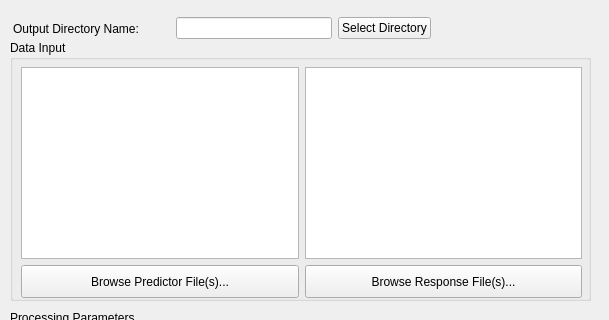
Above: neuro_mine/ui/mine_train.ui from matovic5/neuro_mine before the change; both pictures show x 0 to 609 and y 0 to 320 of the 609 by 727 pixel window. Below: the same form after it.
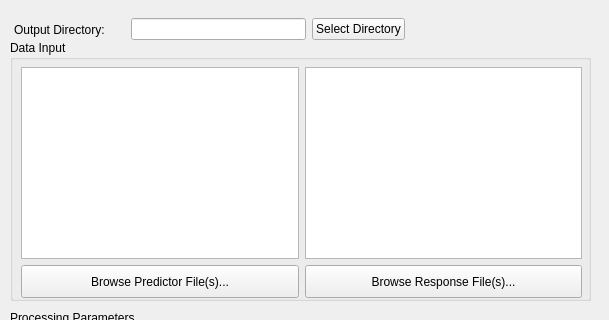
That is the form after the change. Icons and pictures are not drawn.

Commit message:
processing.py: added ValueError exception to barplot warning
Train GUI: renamed "Output Directory Name" label to remove name

```diff
--- a/neuro_mine/ui/mine_train.ui
+++ b/neuro_mine/ui/mine_train.ui
@@ -856,9 +856,9 @@
   <widget class="QWidget" name="">
    <property name="geometry">
     <rect>
-     <x>13</x>
-     <y>11</y>
-     <width>581</width>
+     <x>14</x>
+     <y>12</y>
+     <width>571</width>
      <height>35</height>
     </rect>
    </property>
@@ -873,12 +873,12 @@
       </property>
       <property name="maximumSize">
        <size>
-        <width>200</width>
+        <width>111</width>
         <height>16777215</height>
        </size>
       </property>
       <property name="text">
-       <string>Output Directory Name:</string>
+       <string>Output Directory:</string>
       </property>
      </widget>
     </item>
@@ -886,7 +886,7 @@
      <widget class="QLineEdit" name="lineEdit">
       <property name="maximumSize">
        <size>
-        <width>400</width>
+        <width>412</width>
         <height>16777215</height>
        </size>
       </property>
```
Left out of the diff: 9 changed lines with no effect on the pictures. The commit also changes 2 other files.
